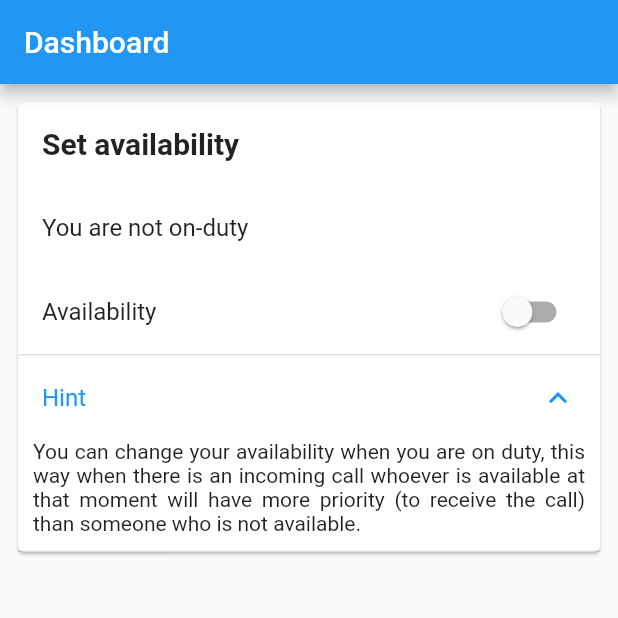
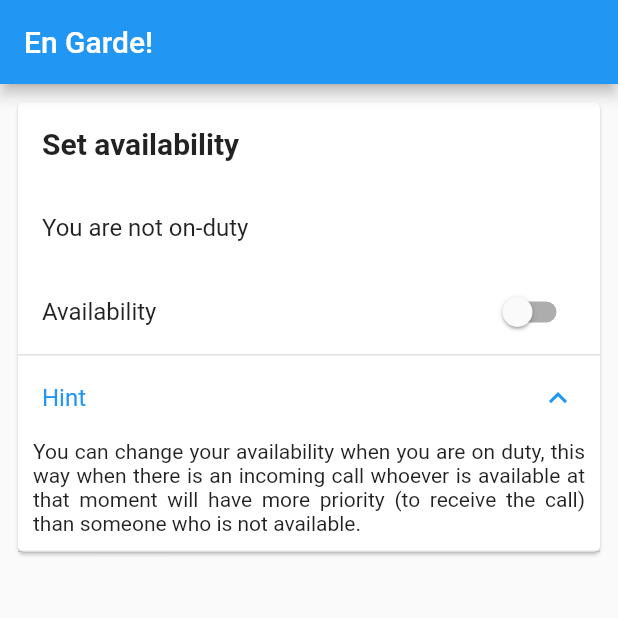
Before and after one commit to igomezal/en_garde, a Flutter app: the MyHomePage screen opened directly, after a tap on "Hint", on a phone screen of 412 x 824 dp, the top half of it. Run offline on Flutter 3.47's test engine with Material 2 defaults, Android fonts, the phone set to English and light mode, and no system bars; our stand-ins replace intl_phone_field; missing offline and left inert: phone_number.

Commit message:
feat: basic notifications page

```diff
--- /dev/null
+++ b/fonts/config.json
@@ -0,0 +1,16 @@
+{
+  "name": "EnGardeFlutter",
+  "css_prefix_text": "",
+  "css_use_suffix": false,
+  "hinting": true,
+  "units_per_em": 1000,
+  "ascent": 850,
+  "glyphs": [
+    {
+      "uid": "e9f1a45a968111eab72aacfdce5a3d9f",
+      "css": "mail-read",
+      "code": 62230,
+      "src": "octicons"
+    }
+  ]
+}
--- /dev/null
+++ b/lib/icons/en_garde_flutter_icons.dart
@@ -0,0 +1,29 @@
+/// Flutter icons EnGardeFlutter
+/// Copyright (C) 2020 by original authors @ fluttericon.com, fontello.com
+/// This font was generated by FlutterIcon.com, which is derived from Fontello.
+///
+/// To use this font, place it in your fonts/ directory and include the
+/// following in your pubspec.yaml
+///
+/// flutter:
+///   fonts:
+///    - family:  EnGardeFlutter
+///      fonts:
+///       - asset: fonts/EnGardeFlutter.ttf
+///
+///
+/// * Octicons, Copyright (C) 2020 by GitHub Inc.
+///         Author:    GitHub
+///         License:   MIT (http://opensource.org/licenses/mit-license.php)
+///         Homepage:  https://primer.style/octicons/
+///
+import 'package:flutter/widgets.dart';
+
+class EnGardeFlutter {
+  EnGardeFlutter._();
+
+  static const _kFontFam = 'EnGardeFlutter';
+  static const _kFontPkg = null;
+
+  static const IconData mail_read = IconData(0xf316, fontFamily: _kFontFam, fontPackage: _kFontPkg);
+}
--- a/lib/main.dart
+++ b/lib/main.dart
@@ -1,6 +1,9 @@
 import 'package:flutter/material.dart';
 import 'package:en_garde_flutter/views/Dashboard.dart';
 import 'package:en_garde_flutter/views/Profile.dart';
+import 'package:en_garde_flutter/views/Notifications.dart';
+
+import 'icons/en_garde_flutter_icons.dart';
 
 void main() {
   runApp(MyApp());
@@ -15,7 +18,7 @@ class MyApp extends StatelessWidget {
         primarySwatch: Colors.blue,
         visualDensity: VisualDensity.adaptivePlatformDensity,
       ),
-      home: MyHomePage(title: 'Dashboard'),
+      home: MyHomePage(title: 'En Garde!'),
     );
   }
 }
@@ -30,10 +33,29 @@ class MyHomePage extends StatefulWidget {
 
 class _MyHomePageState extends State<MyHomePage> {
   int _selectedIndex = 0;
+  List<Widget> _actions = [];
+  static const int _notificationIndex = 2;
+  List<Widget> _notificationActions = [
+    IconButton(
+      icon: Icon(EnGardeFlutter.mail_read),
+      tooltip: 'Mark all notifications as read',
+      onPressed: () {},
+    ),
+    IconButton(
+      icon: Icon(Icons.clear_all),
+      tooltip: 'Clear all notifications',
+      onPressed: () {},
+    ),
+  ];
 
   void _onItemTapped(int index) {
     setState(() {
       _selectedIndex = index;
+      if(index == _notificationIndex) {
+        _actions = _notificationActions;
+      } else {
+        _actions = [];
+      }
     });
   }
 
@@ -42,17 +64,16 @@ class _MyHomePageState extends State<MyHomePage> {
     return Scaffold(
       appBar: AppBar(
         title: Text(widget.title),
+        actions: _actions,
       ),
-      body: Container(
-          padding: EdgeInsets.all(8),
-          child: IndexedStack(
-            index: _selectedIndex,
-            children: [
-              Dashboard(),
-              Profile(),
-              Text('Page 3'),
-            ],
-          )),
+      body: IndexedStack(
+        index: _selectedIndex,
+        children: [
+          Dashboard(),
+          Profile(),
+          Notifications(),
+        ],
+      ),
       bottomNavigationBar: BottomNavigationBar(
         items: const [
           BottomNavigationBarItem(
--- a/lib/views/Dashboard.dart
+++ b/lib/views/Dashboard.dart
@@ -4,8 +4,11 @@ import 'package:en_garde_flutter/widgets/Availability.dart';
 class Dashboard extends StatelessWidget {
   @override
   Widget build(BuildContext context) {
-    return Column(
-      children: [AvailabilityWidget()],
+    return Container(
+        padding: EdgeInsets.all(8),
+        child: Column(
+          children: [AvailabilityWidget()],
+        )
     );
   }
 }
--- /dev/null
+++ b/lib/views/Notifications.dart
@@ -0,0 +1,17 @@
+import 'package:flutter/material.dart';
+
+class Notifications extends StatelessWidget {
+  @override
+  Widget build(BuildContext context) {
+    return ListView.builder(
+        shrinkWrap: true,
+        itemCount: 255,
+        itemBuilder: (BuildContext context, int index) {
+          return ListTile(
+            leading: Icon(Icons.fiber_new),
+            trailing: Icon(Icons.delete),
+            title: Text('Notification'),
+          );
+        });
+  }
+}
--- a/lib/views/Profile.dart
+++ b/lib/views/Profile.dart
@@ -4,8 +4,11 @@ import 'package:flutter/material.dart';
 class Profile extends StatelessWidget {
   @override
   Widget build(BuildContext context) {
-    return Column(
-      children: [EditProfile()],
+    return Container(
+      padding: EdgeInsets.all(8),
+      child: Column(
+        children: [EditProfile()],
+      ),
     );
   }
 }
--- a/pubspec.yaml
+++ b/pubspec.yaml
@@ -45,6 +45,10 @@ flutter:
   # included with your application, so that you can use the icons in
   # the material Icons class.
   uses-material-design: true
+  fonts:
+    - family:  EnGardeFlutter
+      fonts:
+        - asset: fonts/EnGardeFlutter.ttf
 
   # To add assets to your application, add an assets section, like this:
   # assets:
```
Also changed, not shown: fonts/EnGardeFlutter.ttf (added).
